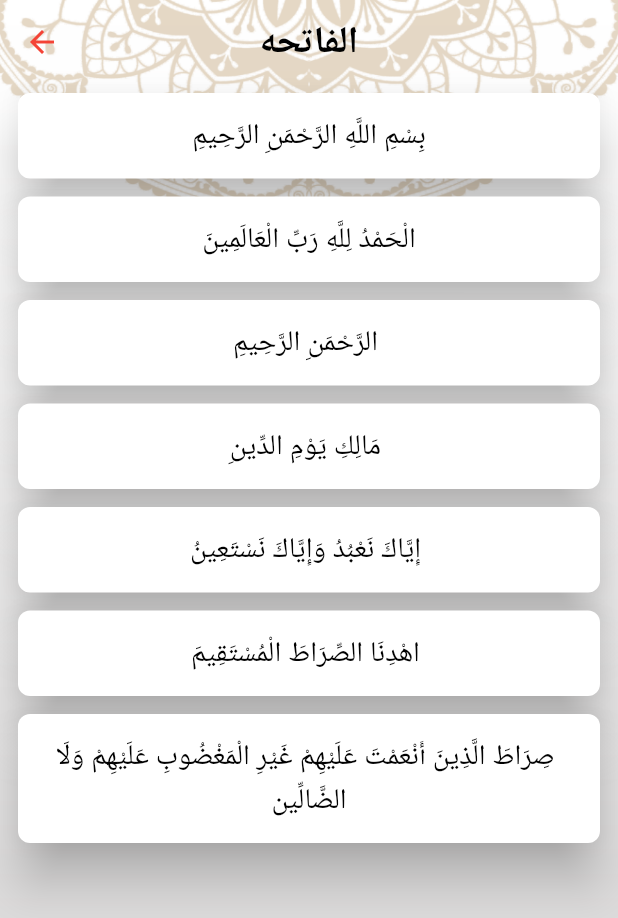
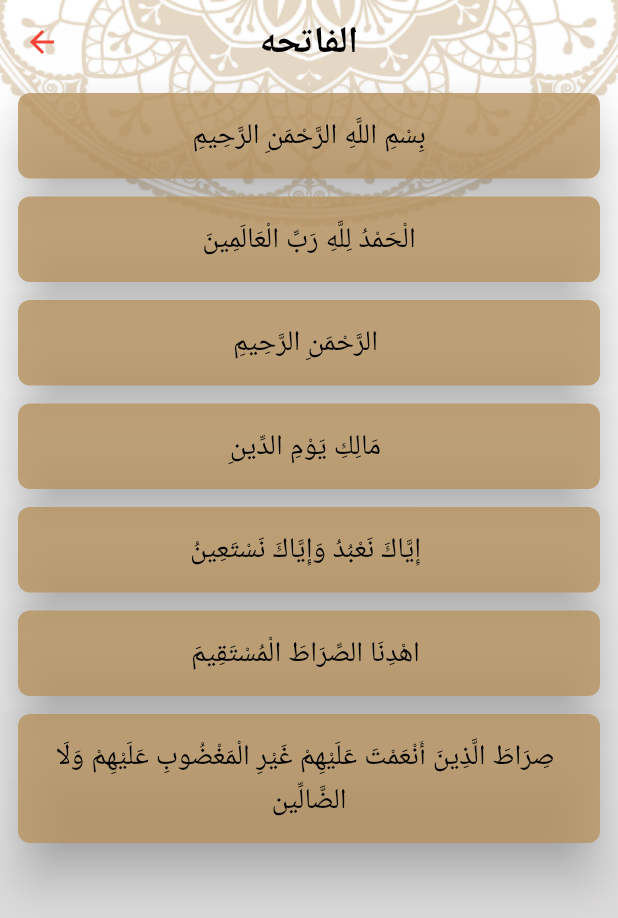
Before and after one commit to ZiadMostafa22/quran_app, a Flutter app: the screen it shows after launch, after a tap on "الفاتحه", on a phone screen of 412 x 824 dp. Shown: the top 918 px of the screen. Run offline on Flutter 3.47's test engine with Material 3 defaults, Android fonts, the phone set to English and light mode, and no system bars.

```diff
--- a/lib/Presentation/modules/home_module/screens/QuranDetailsScreen/QuraanDetailsScreen.dart
+++ b/lib/Presentation/modules/home_module/screens/QuranDetailsScreen/QuraanDetailsScreen.dart
@@ -43,12 +43,10 @@ class _QuraandetailsscreenState extends State<Quraandetailsscreen> {
   }
 
   void readQuranFile(int index) async {
-    String fileContent = await rootBundle
-        .loadString('assets/files/$index.txt'); // Load file content
+    String fileContent = await rootBundle.loadString('assets/files/$index.txt');
     setState(() {
       verses = fileContent
-          .trim()
-          .split('\n'); // Split content into a list of verses by new lines
+          .trim().split('\n');
     });
   }
 }
--- a/lib/config/theme/theme.dart
+++ b/lib/config/theme/theme.dart
@@ -12,12 +12,11 @@ class theme {
       dividerColor: ColorManager.goldColor,
       cardTheme: CardTheme(
         margin: EdgeInsets.symmetric(horizontal: 12, vertical: 6),
-        color: Colors.white,
+        color: Color(0xFFB7935F).withOpacity(.8),
         elevation: 14,
-        shape: RoundedRectangleBorder(
-          borderRadius: BorderRadius.circular(8),
-        ),
+        shape: RoundedRectangleBorder(borderRadius: BorderRadius.circular(8)),
       ),
+      indicatorColor: Colors.white,
       textTheme: TextTheme(
           headlineMedium: TextStyle(
             fontSize: 21,
@@ -28,7 +27,9 @@ class theme {
             fontSize: 19,
             color: Colors.black,
             fontWeight: FontWeight.w400,
-          )),
+          ),
+          bodyMedium: TextStyle(
+              color: Colors.white, fontSize: 25, fontWeight: FontWeight.w500)),
       scaffoldBackgroundColor: Colors.transparent,
       appBarTheme: const AppBarTheme(
           centerTitle: true,
--- a/lib/core/routes_manager.dart
+++ b/lib/core/routes_manager.dart
@@ -2,5 +2,6 @@ class RoutesManager {
   static const String homeRoute = '/home';
   static const String splashRoute = '/splash';
   static const String quraanDetails = '/quraandetails';
-  static const String hadeethDetails = '/hadeethdetails';
+  static const String hadeethTab = '/hadeethTab';
+  static const String hadithDetailsScreen = '/hadithdetailsscreen';
 }
--- a/lib/myApp/myapp.dart
+++ b/lib/myApp/myapp.dart
@@ -1,4 +1,5 @@
 import 'package:flutter/material.dart';
+import 'package:islami/Presentation/modules/home_module/screens/HadithScreen/hadith_details-screen.dart';
 import 'package:islami/Presentation/modules/home_module/screens/QuranDetailsScreen/QuraanDetailsScreen.dart';
 import 'package:islami/Presentation/modules/home_module/screens/homescreen.dart';
 import 'package:islami/Presentation/modules/home_module/tabs/Hadeeth_Tab/HadeethTab.dart';
@@ -18,7 +19,8 @@ class MyApp extends StatelessWidget {
         RoutesManager.homeRoute: (_) => Homescreen(),
         RoutesManager.splashRoute: (_) => SplashScreen(),
         RoutesManager.quraanDetails: (_) => Quraandetailsscreen(),
-        RoutesManager.hadeethDetails: (_) => HadeethTabScreen(),
+        RoutesManager.hadeethTab: (_) => HadeethTabScreen(),
+        RoutesManager.hadithDetailsScreen: (_) => HadithDetailsscreen(),
       },
       initialRoute: RoutesManager.splashRoute,
     );
```
Also changed, not shown: lib/Presentation/modules/home_module/screens/HadithScreen/hadith_details-screen.dart (added, +63 -0 lines), lib/Presentation/modules/home_module/tabs/Hadeeth_Tab/Widget/Hadith_Widget.dart (+13 -6 lines).
